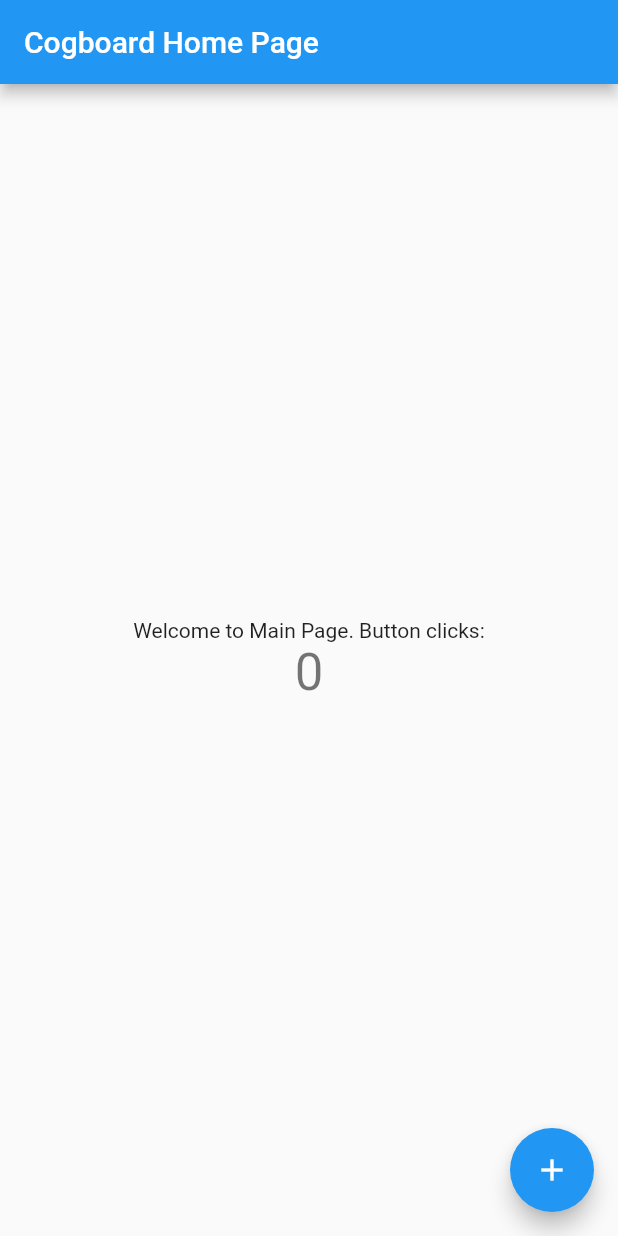
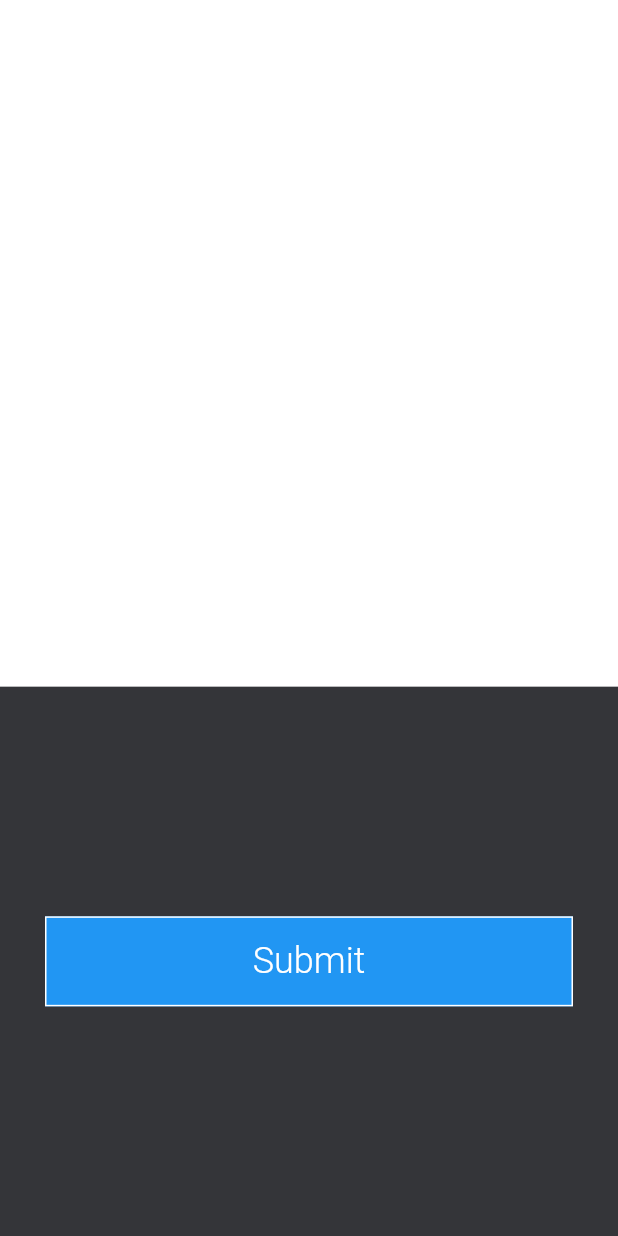
Before and after one commit to wttech/cogboard-mobile, a Flutter app: the screen it shows after launch, on a phone screen of 412 x 824 dp. Run offline on Flutter 3.47's test engine with Material 2 defaults, Android fonts, the phone set to English and light mode, and no system bars.

Commit message:
[COG3] main application layout

```diff
--- a/lib/main.dart
+++ b/lib/main.dart
@@ -1,4 +1,49 @@
-import 'package:cogboardmobileapp/statelessWidgets/CogboardApp.dart';
 import 'package:flutter/material.dart';
+import 'package:flutter/services.dart';
 
-void main() => runApp(CogboardApp());
+import 'package:provider/provider.dart';
+
+import 'models/material_colors.dart';
+import 'providers/settings_provider.dart';
+import 'providers/dashboards_provider.dart';
+
+import 'screens/dashboards_screen.dart';
+import 'screens/login_screen.dart';
+import 'screens/settings_screen.dart';
+import 'screens/widget_details.dart';
+
+void main() {
+  WidgetsFlutterBinding.ensureInitialized();
+  SystemChrome.setPreferredOrientations(
+      [DeviceOrientation.portraitUp, DeviceOrientation.portraitDown]);
+  runApp(CogboardApp());
+}
+
+class CogboardApp extends StatelessWidget {
+  @override
+  Widget build(BuildContext context) {
+    return MultiProvider(
+      providers: [
+        ChangeNotifierProvider.value(
+          value: SettingsProvider(),
+        ),
+        ChangeNotifierProvider.value(
+          value: DashboardsProvider(),
+        ),
+      ],
+      child: MaterialApp(
+          title: 'Cogboard',
+          theme: ThemeData(
+            primarySwatch: primarySwatchColor,
+            accentColor: accentColor,
+          ),
+          initialRoute: LoginScreen.routeName,
+          routes: {
+            LoginScreen.routeName: (ctx) => LoginScreen(),
+            DashboardsScreen.routeName: (ctx) => DashboardsScreen(),
+            SettingsScreen.routeName: (ctx) => SettingsScreen(),
+            WidgetDetailsScreen.routeName: (ctx) => WidgetDetailsScreen(),
+          }),
+    );
+  }
+}
--- /dev/null
+++ b/lib/models/dashboard_tab.dart
@@ -0,0 +1,23 @@
+import 'package:flutter/material.dart';
+
+enum DashboardTabId {
+  Favorites,
+  Quarantine,
+  Home,
+  Error,
+  Warning
+}
+
+class DashboardTab {
+  final Widget page;
+  final String title;
+  final DashboardTabId dashboardTabId;
+  final Color selectedTabColor;
+
+  DashboardTab({
+    @required this.page,
+    @required this.title,
+    @required this.dashboardTabId,
+    @required this.selectedTabColor,
+  });
+}
--- /dev/null
+++ b/lib/models/material_colors.dart
@@ -0,0 +1,31 @@
+import 'dart:ui';
+
+import 'package:flutter/material.dart';
+
+const MaterialColor accentColor =
+    const MaterialColor(0xFF969696, const <int, Color>{
+  50: Color.fromRGBO(150, 150, 150, .1),
+  100: Color.fromRGBO(150, 150, 150, .2),
+  200: Color.fromRGBO(150, 150, 150, .3),
+  300: Color.fromRGBO(150, 150, 150, .4),
+  400: Color.fromRGBO(150, 150, 150, .5),
+  500: Color.fromRGBO(150, 150, 150, .6),
+  600: Color.fromRGBO(150, 150, 150, .7),
+  700: Color.fromRGBO(150, 150, 150, .8),
+  800: Color.fromRGBO(150, 150, 150, .9),
+  900: Color.fromRGBO(150, 150, 150, 1),
+});
+
+const MaterialColor primarySwatchColor =
+    const MaterialColor(0xFF343539, const <int, Color>{
+  50: Color.fromRGBO(34, 35, 39, .1),
+  100: Color.fromRGBO(34, 35, 39, .2),
+  200: Color.fromRGBO(34, 35, 39, .3),
+  300: Color.fromRGBO(34, 35, 39, .4),
+  400: Color.fromRGBO(34, 35, 39, .5),
+  500: Color.fromRGBO(34, 35, 39, .6),
+  600: Color.fromRGBO(34, 35, 39, .7),
+  700: Color.fromRGBO(34, 35, 39, .8),
+  800: Color.fromRGBO(34, 35, 39, .9),
+  900: Color.fromRGBO(34, 35, 39, 1),
+});
--- /dev/null
+++ b/lib/providers/dashboards_provider.dart
@@ -0,0 +1,62 @@
+import 'package:cogboardmobileapp/models/dashboard_tab.dart';
+import 'package:cogboardmobileapp/screens/error_widgets_screen.dart';
+import 'package:cogboardmobileapp/screens/favourite_widgets_screen.dart';
+import 'package:cogboardmobileapp/screens/home_screen.dart';
+import 'package:cogboardmobileapp/screens/quarantine_widgets_screen.dart';
+import 'package:cogboardmobileapp/screens/warning_widgets_screen.dart';
+import 'package:flutter/material.dart';
+
+class DashboardsProvider with ChangeNotifier {
+  final List<DashboardTab> _dashboardTabs = [
+    DashboardTab(
+      page: FavoriteWidgetsScreen(),
+      title: 'favourite',
+      dashboardTabId: DashboardTabId.Favorites,
+      selectedTabColor: Colors.white,
+    ),
+    DashboardTab(
+      page: QuarantineWidgetsScreen(),
+      title: 'quarantine',
+      dashboardTabId: DashboardTabId.Quarantine,
+      selectedTabColor: Colors.white,
+    ),
+    DashboardTab(
+      page: HomeWidgetsScreen(),
+      title: 'dashboard',
+      dashboardTabId: DashboardTabId.Home,
+      selectedTabColor: Colors.white,
+    ),
+    DashboardTab(
+      page: ErrorWidgetsScreen(),
+      title: 'error',
+      dashboardTabId: DashboardTabId.Error,
+      selectedTabColor: Colors.red,
+    ),
+    DashboardTab(
+      page: WarningWidgetsScreen(),
+      title: 'warning',
+      dashboardTabId: DashboardTabId.Warning,
+      selectedTabColor: Colors.yellow,
+    ),
+  ];
+
+  int _dashboardTabIndex;
+
+  DashboardsProvider() {
+    _dashboardTabIndex = _dashboardTabs
+        .indexWhere((element) => element.dashboardTabId == DashboardTabId.Home);
+  }
+
+  int get dashboardTabIndex {
+    return _dashboardTabIndex;
+  }
+
+  void setDashboardTabIndex(int dashboardTabIndex) {
+    _dashboardTabIndex = dashboardTabIndex;
+    notifyListeners();
+  }
+
+  List<DashboardTab> get dashboardTabs {
+    return _dashboardTabs;
+  }
+}
--- /dev/null
+++ b/lib/providers/settings_provider.dart
@@ -0,0 +1,5 @@
+import 'package:flutter/material.dart';
+
+class SettingsProvider with ChangeNotifier {
+
+}
--- /dev/null
+++ b/lib/screens/login_screen.dart
@@ -0,0 +1,64 @@
+import 'package:cogboardmobileapp/screens/dashboards_screen.dart';
+import 'package:flutter/cupertino.dart';
+import 'package:flutter/material.dart';
+
+class LoginScreen extends StatelessWidget {
+  static const routeName = '/login';
+
+  @override
+  Widget build(BuildContext context) {
+    // TODO #1, #24, #2, #23
+    return Scaffold(
+      body: Column(
+        children: [
+          Expanded(
+            flex: 5,
+            child: new Container(
+              color: Colors.white,
+              width: double.infinity,
+            ),
+          ),
+          Expanded(
+            flex: 4,
+            child: Container(
+              color: Theme.of(context).primaryColor,
+              child: Column(
+                mainAxisAlignment: MainAxisAlignment.spaceAround,
+                children: [
+                  Padding(
+                    padding: const EdgeInsets.all(30),
+                    child: Material(
+                      color: Colors.blue,
+                      child: InkWell(
+                        onTap: () {
+                          Navigator.of(context).pushReplacementNamed(DashboardsScreen.routeName);
+                        },
+                        child: Container(
+                          height: 60,
+                          width: double.infinity,
+                          decoration: BoxDecoration(
+                              border: Border.all(color: Colors.white),
+                          ),
+                          child: Center(
+                            child: Text(
+                              "Submit",
+                              style: TextStyle(
+                                color: Colors.white,
+                                fontSize: 24,
+                                fontWeight: FontWeight.w300,
+                              ),
+                            ),
+                          ),
+                        ),
+                      ),
+                    ),
+                  ),
+                ],
+              ),
+            ),
+          ),
+        ],
+      ),
+    );
+  }
+}
--- a/lib/statefulWidgets/MainPage.dart
+++ /dev/null
@@ -1,50 +0,0 @@
-import 'package:cogboardmobileapp/scaffolds/MainScaffold.dart';
-import 'package:flutter/cupertino.dart';
-
-class MainPage extends StatefulWidget {
-  MainPage({Key key, this.title}) : super(key: key);
-
-  // This widget is the home page of your application. It is stateful, meaning
-  // that it has a State object (defined below) that contains fields that affect
-  // how it looks.
-
-  // This class is the configuration for the state. It holds the values (in this
-  // case the title) provided by the parent (in this case the App widget) and
-  // used by the build method of the State. Fields in a Widget subclass are
-  // always marked "final".
-
-  final String title;
-
-  @override
-  MainPageState createState() => MainPageState();
-}
-
-class MainPageState extends State<MainPage> {
-  int _counter = 0;
-
-  void incrementCounter() {
-    setState(() {
-      // This call to setState tells the Flutter framework that something has
-      // changed in this State, which causes it to rerun the build method below
-      // so that the display can reflect the updated values. If we changed
-      // counter without calling setState(), then the build method would not be
-      // called again, and so nothing would appear to happen.
-      _counter++;
-    });
-  }
-
-  int getCounter() {
-    return _counter;
-  }
-
-  @override
-  Widget build(BuildContext context) {
-    // This method is rerun every time setState is called, for instance as done
-    // by the incrementCounter method above.
-    //
-    // The Flutter framework has been optimized to make rerunning build methods
-    // fast, so that you can just rebuild anything that needs updating rather
-    // than having to individually change instances of widgets.
-    return MainScaffoldCreator.createMainScaffold(context, widget, this);
-  }
-}
--- a/lib/statelessWidgets/CogboardApp.dart
+++ /dev/null
@@ -1,26 +0,0 @@
-import 'package:cogboardmobileapp/statefulWidgets/MainPage.dart';
-import 'package:flutter/cupertino.dart';
-import 'package:flutter/material.dart';
-
-class CogboardApp extends StatelessWidget {
-  // This widget is the root of your application.
-  @override
-  Widget build(BuildContext context) {
-    return MaterialApp(
-      title: 'Cogboard',
-      theme: ThemeData(
-        // This is the theme of your application.
-        //
-        // Try running your application with "flutter run". You'll see the
-        // application has a blue toolbar. Then, without quitting the app, try
-        // changing the primarySwatch below to Colors.green and then invoke
-        // "hot reload" (press "r" in the console where you ran "flutter run",
-        // or simply save your changes to "hot reload" in a Flutter IDE).
-        // Notice that the counter didn't reset back to zero; the application
-        // is not restarted.
-        primarySwatch: Colors.blue,
-      ),
-      home: MainPage(title: 'Cogboard Home Page'),
-    );
-  }
-}
--- a/pubspec.yaml
+++ b/pubspec.yaml
@@ -19,7 +19,9 @@ environment:
 dependencies:
   flutter:
     sdk: flutter
-
+  provider: ^4.3.2
+  http: ^0.12.2
+  intl: ^0.16.1
   # The following adds the Cupertino Icons font to your application.
   # Use with the CupertinoIcons class for iOS style icons.
   cupertino_icons: ^0.1.2
```
Also changed, not shown: lib/scaffolds/MainScaffold.dart (deleted, +0 -53 lines), lib/screens/dashboards_screen.dart (added, +64 -0 lines), lib/screens/error_widgets_screen.dart (added, +10 -0 lines), lib/screens/favourite_widgets_screen.dart (added, +11 -0 lines), lib/screens/home_screen.dart (added, +11 -0 lines), lib/screens/quarantine_widgets_screen.dart (added, +11 -0 lines), lib/screens/settings_screen.dart (added, +20 -0 lines), lib/screens/warning_widgets_screen.dart (added, +10 -0 lines), lib/screens/widget_details.dart (added, +16 -0 lines).
